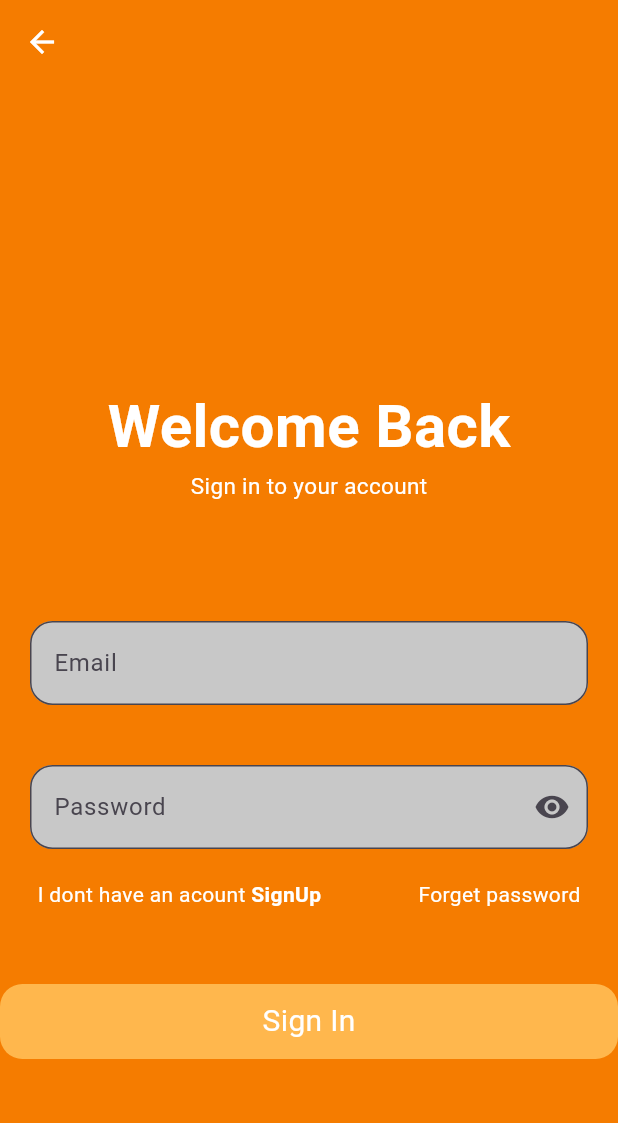
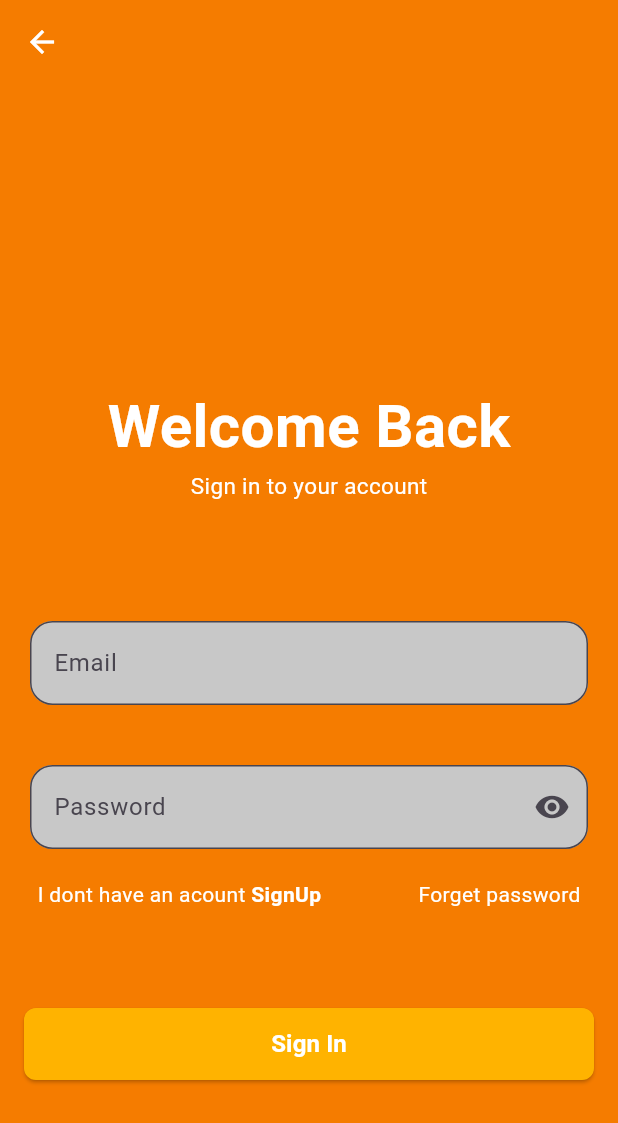
Before and after one commit to ahmadihya9860/Todo-app, a Flutter app: the screen it shows after launch, after a tap on "Sign in", on a phone screen of 412 x 824 dp. Shown: the top 1123 px of the screen. Run offline on Flutter 3.47's test engine with Material 3 defaults, Android fonts, the phone set to English and light mode, and no system bars; our stand-ins replace hive, hive_flutter; accounts and stored records are empty.

```diff
--- /dev/null
+++ b/lib/db/user_db.dart
@@ -0,0 +1,17 @@
+import "package:hive_flutter/hive_flutter.dart";
+import "package:path_provider/path_provider.dart";
+import "package:project/models/user.dart";
+
+class UserDb {
+  static Box<User>? userBox;
+  void initBox() async {
+    Hive.registerAdapter(UserAdapter());
+    await openBox();
+  }
+
+  Future<void> openBox() async {
+    if (userBox != null) return;
+
+    userBox = await Hive.openBox<User>("userBox");
+  }
+}
--- a/lib/main.dart
+++ b/lib/main.dart
@@ -1,4 +1,5 @@
 import 'package:flutter/material.dart';
+import 'package:project/db/user_db.dart';
 import 'package:project/pages/home_page.dart';
 import 'package:project/pages/login_screen.dart';
 import 'package:project/pages/settings_page.dart';
@@ -11,14 +12,14 @@ import 'package:hive_flutter/hive_flutter.dart';
 
 void main() async {
   WidgetsFlutterBinding.ensureInitialized();
-  Hive.initFlutter();
-  await Hive.openBox("userBox");
-  final Box box;
-  runApp(ChangeNotifierProvider(
-    create: (context)=> UserProvider(userBox:box),
-    child: MyApp()
-  ));
-
+  await Hive.initFlutter();
+  UserDb().initBox();
+  runApp(
+    MultiProvider(
+      providers: [ChangeNotifierProvider(create: (_) => UserProvider())],
+      child: MyApp(),
+    ),
+  );
 }
 
 class MyApp extends StatelessWidget {
--- a/lib/models/user.dart
+++ b/lib/models/user.dart
@@ -1,8 +1,14 @@
+import 'package:hive_flutter/hive_flutter.dart';
 
+part 'user.g.dart';
 
-class User {
-  final String email;
-  final String password;
+@HiveType(typeId: 0)
+class User extends HiveObject{
+  @HiveField(0)
+  String email;
+
+  @HiveField(1)
+  String password;
 
   User({required this.email, required this.password});
 }
--- a/lib/pages/login_screen.dart
+++ b/lib/pages/login_screen.dart
@@ -1,26 +1,57 @@
 import 'package:flutter/material.dart';
 import 'package:hive/hive.dart';
+import 'package:project/db/user_db.dart';
 import 'package:project/providers/user_provider.dart';
+import 'package:provider/provider.dart';
 
-class LoginScreen extends StatelessWidget {
-  Box box;
+class LoginScreen extends StatefulWidget {
+  const LoginScreen({super.key});
 
+  @override
+  State<LoginScreen> createState() => _LoginScreenState();
+}
+
+class _LoginScreenState extends State<LoginScreen> {
+  final GlobalKey<FormState> _formKey = GlobalKey<FormState>();
   TextEditingController emailController = TextEditingController();
   TextEditingController passwordController = TextEditingController();
-  LoginScreen({super.key});
+
+  @override
+  void dispose() {
+    emailController.dispose();
+    passwordController.dispose();
+    super.dispose();
+  }
 
   @override
   Widget build(BuildContext context) {
     return Scaffold(
       backgroundColor: Colors.orange.shade700,
 
-      appBar: AppBar(backgroundColor: Colors.orange.shade700, iconTheme: IconThemeData(color: Colors.white)),
+      appBar: AppBar(
+        backgroundColor: Colors.orange.shade700,
+        iconTheme: IconThemeData(color: Colors.white),
+      ),
 
-      body: Column(
+      body: Form(
+        key: _formKey,
+        child: Column(
           children: [
             SizedBox(height: 200),
-          Center(child: Text("Welcome Back", style: TextStyle(color: Colors.white, fontSize: 40, fontWeight: FontWeight.bold))),
-          Text("Sign in to your account", style: TextStyle(color: Colors.white, fontSize: 15)),
+            Center(
+              child: Text(
+                "Welcome Back",
+                style: TextStyle(
+                  color: Colors.white,
+                  fontSize: 40,
+                  fontWeight: FontWeight.bold,
+                ),
+              ),
+            ),
+            Text(
+              "Sign in to your account",
+              style: TextStyle(color: Colors.white, fontSize: 15),
+            ),
             SizedBox(height: 80),
             Padding(
               padding: const EdgeInsets.symmetric(horizontal: 20.0),
@@ -29,9 +60,13 @@ class LoginScreen extends StatelessWidget {
                 decoration: InputDecoration(
                   filled: true,
                   fillColor: const Color.fromARGB(255, 200, 200, 200),
-                border: OutlineInputBorder(borderRadius: BorderRadius.circular(15)),
+                  border: OutlineInputBorder(
+                    borderRadius: BorderRadius.circular(15),
+                  ),
 
-                focusedBorder: OutlineInputBorder(borderRadius: BorderRadius.circular(15)),
+                  focusedBorder: OutlineInputBorder(
+                    borderRadius: BorderRadius.circular(15),
+                  ),
 
                   hintText: "Email",
                 ),
@@ -46,10 +81,17 @@ class LoginScreen extends StatelessWidget {
                 decoration: InputDecoration(
                   filled: true,
                   fillColor: const Color.fromARGB(255, 200, 200, 200),
-                border: OutlineInputBorder(borderRadius: BorderRadius.circular(15)),
+                  border: OutlineInputBorder(
+                    borderRadius: BorderRadius.circular(15),
+                  ),
 
-                focusedBorder: OutlineInputBorder(borderRadius: BorderRadius.circular(15)),
-                suffixIcon: IconButton(icon: Icon(Icons.visibility), onPressed: () {}),
+                  focusedBorder: OutlineInputBorder(
+                    borderRadius: BorderRadius.circular(15),
+                  ),
+                  suffixIcon: IconButton(
+                    icon: Icon(Icons.visibility),
+                    onPressed: () {},
+                  ),
                   hintText: "Password",
                 ),
               ),
@@ -63,30 +105,83 @@ class LoginScreen extends StatelessWidget {
                 children: [
                   Row(
                     children: [
-                    Text("I dont have an acount ", style: TextStyle(color: Colors.white)),
-                    Text("SignUp", style: TextStyle(color: Colors.white, fontWeight: FontWeight.bold)),
+                      Text(
+                        "I dont have an acount ",
+                        style: TextStyle(color: Colors.white),
+                      ),
+                      Text(
+                        "SignUp",
+                        style: TextStyle(
+                          color: Colors.white,
+                          fontWeight: FontWeight.bold,
+                        ),
+                      ),
                     ],
                   ),
 
-                Text("Forget password", style: TextStyle(color: Colors.white)),
+                  Text(
+                    "Forget password",
+                    style: TextStyle(color: Colors.white),
+                  ),
                 ],
               ),
             ),
             SizedBox(height: 50),
-          GestureDetector(
-            onTap:(){
+            Padding(
+              padding: const EdgeInsets.all(16.0),
+              child: SizedBox(
+                width: double.infinity,
+                height: 48,
+                child: ElevatedButton(
+                  style: ElevatedButton.styleFrom(
+                    backgroundColor: Colors.amber.shade600,
+                    shape: RoundedRectangleBorder(
+                      borderRadius: BorderRadius.circular(8),
+                    ),
+                  ),
 
+                  onPressed: () {
+                    // التحقق من صحة جميع الحقول قبل الإرسال
+                    if (_formKey.currentState!.validate()) {
+                      final email = emailController.text;
+                      final password = passwordController.text;
+
+                      final userData = context.read<UserProvider>().getUser();
+
+                      if (userData != null) {
+                        if (userData.email == email &&
+                            userData.password == password) {
+                          Navigator.pushNamed(context, "/home_page");
+                        } else {
+                          ScaffoldMessenger.of(context).showSnackBar(
+                            SnackBar(
+                              content: Text("Incorrect email or password"),
+                            ),
+                          );
+                        }
+                      } else {
+                        ScaffoldMessenger.of(context).showSnackBar(
+                          SnackBar(
+                            content: Text("Please create an account first"),
+                          ),
+                        );
+                      }
+                    }
                   },
-            child: Container(
-              width: 450,
-              height: 50,
-              decoration: BoxDecoration(color: Colors.orange.shade300, borderRadius: BorderRadius.circular(15)),
-
-              child: Center(child: Text("Sign In", style: TextStyle(color: Colors.white, fontSize: 20))),
+                  child: const Text(
+                    "Sign In",
+                    style: TextStyle(
+                      fontSize: 16,
+                      fontWeight: FontWeight.w600,
+                      color: Colors.white,
+                    ),
+                  ),
+                ),
               ),
             ),
           ],
         ),
+      ),
     );
   }
 }
--- a/pubspec.yaml
+++ b/pubspec.yaml
@@ -16,12 +16,15 @@ dependencies:
   provider: ^6.1.5+1
   hive: ^2.2.3
   hive_flutter: ^1.1.0
+  path_provider: ^2.1.5
 
 dev_dependencies:
   flutter_test:
     sdk: flutter
 
   flutter_lints: ^5.0.0
+  hive_generator: ^2.0.1
+  build_runner: ^2.4.13
 
 flutter:
   uses-material-design: true
```
Also changed, not shown: lib/pages/home_page.dart (+12 -1 lines), lib/pages/sign_up_page.dart (+24 -3 lines), lib/providers/user_provider.dart (+20 -28 lines), lib/models/user.g.dart (added), pubspec.lock. Lines whose indentation alone changed are shown as unchanged.
